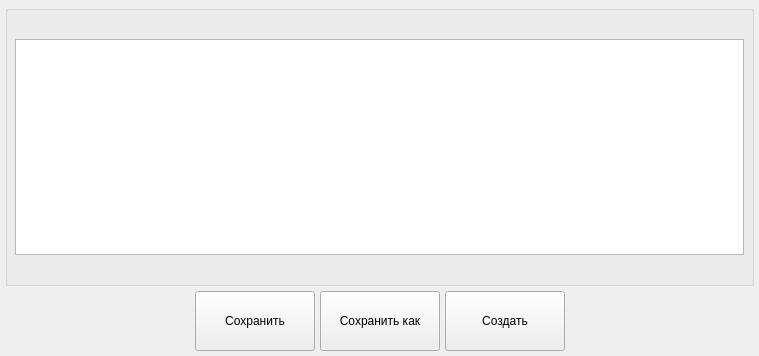
This is phx-cnc-ui-mainform/src/CXEditPathFile.ui in superkulpa/phx-cnc-ui as Qt 5 draws it before an edit. The edited form follows.
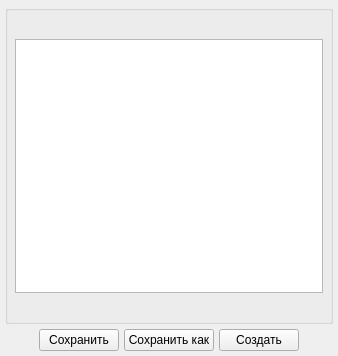
This is the edited form.

```diff
--- a/phx-cnc-ui-mainform/src/CXEditPathFile.ui
+++ b/phx-cnc-ui-mainform/src/CXEditPathFile.ui
@@ -6,7 +6,7 @@
    <rect>
     <x>0</x>
     <y>0</y>
-    <width>759</width>
+    <width>338</width>
     <height>356</height>
    </rect>
   </property>
@@ -71,12 +71,6 @@
    </item>
    <item row="1" column="1">
     <widget class="QPushButton" name="mSaveButton">
-     <property name="minimumSize">
-      <size>
-       <width>120</width>
-       <height>60</height>
-      </size>
-     </property>
      <property name="text">
       <string>Сохранить</string>
      </property>
@@ -97,12 +91,6 @@
    </item>
    <item row="1" column="2">
     <widget class="QPushButton" name="mSaveAsButton">
-     <property name="minimumSize">
-      <size>
-       <width>120</width>
-       <height>60</height>
-      </size>
-     </property>
      <property name="text">
       <string>Сохранить как</string>
      </property>
@@ -110,12 +98,6 @@
    </item>
    <item row="1" column="3">
     <widget class="QPushButton" name="mCreateButton">
-     <property name="minimumSize">
-      <size>
-       <width>120</width>
-       <height>60</height>
-      </size>
-     </property>
      <property name="text">
       <string>Создать</string>
      </property>
```
